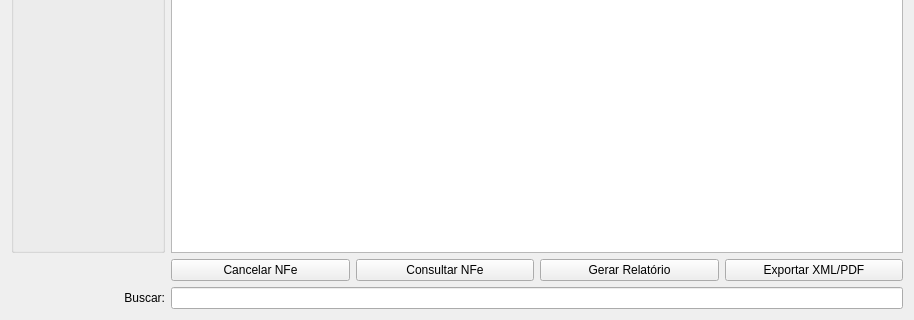
darktorres/ERP-STACCATO, file ui/widgetnfesaida.ui: the form before one commit; both pictures show x 0 to 914 and y 381 to 701 of the 914 by 701 pixel window.
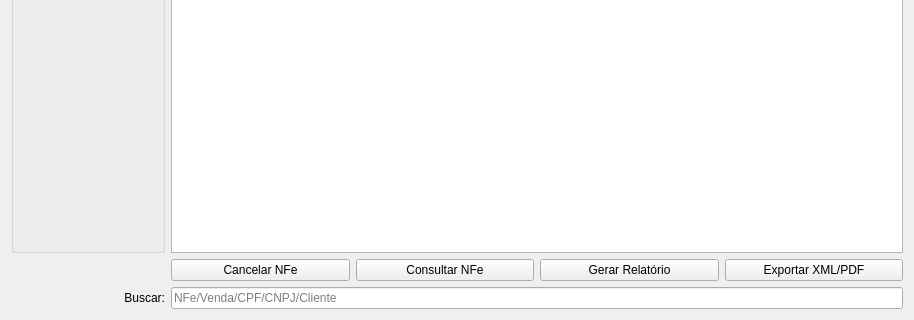
The form after the commit. Custom widgets are drawn as their Qt base class.

```diff
--- a/ui/widgetnfesaida.ui
+++ b/ui/widgetnfesaida.ui
@@ -99,6 +99,9 @@
      <property name="enabled">
       <bool>true</bool>
      </property>
+     <property name="placeholderText">
+      <string>NFe/Venda/CPF/CNPJ/Cliente</string>
+     </property>
     </widget>
    </item>
    <item row="1" column="0">
```
